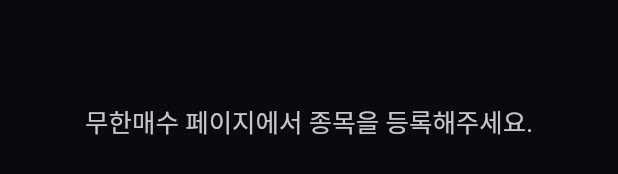
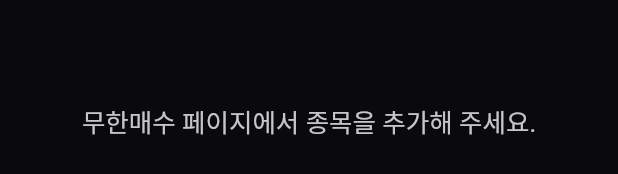
Before and after one commit to jmjeon94/InfiniteBuy-App, a Flutter app: the OrderSummaryPage widget shown alone on an empty page, opened directly, on a phone screen of 412 x 824 dp. Shown: the part 467-641 px from the top of the screen. Run offline on Flutter 3.47's test engine with Material 2 defaults, Android fonts, the phone set to English and light mode, and no system bars; drawn by our look-alikes of google_mobile_ads; our stand-ins replace fl_chart, get, percent_indicator, pull_to_refresh, sqflite; accounts and stored records are empty; network calls fail.

Commit message:
[UPDATE] 비어있는 화면 멘트 수정

```diff
--- a/lib/pages/order_summary.dart
+++ b/lib/pages/order_summary.dart
@@ -52,7 +52,7 @@ class _OrderSummaryPageState extends State<OrderSummaryPage> {
                 mainAxisAlignment: MainAxisAlignment.center,
                 children: [
                   Text(
-                  '무한매수 페이지에서 종목을 등록해주세요.',
+                  '무한매수 페이지에서 종목을 추가해 주세요.',
                   style: _emptyTextStyle,
                 ),
                   SizedBox(height: 100,)
```
